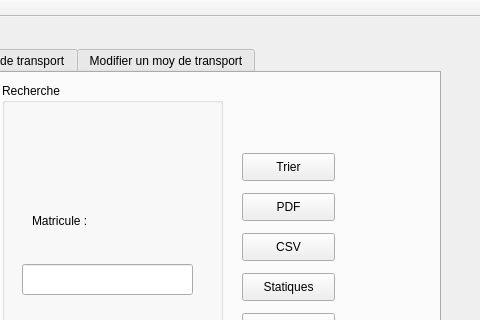
The window that mainwindow.ui (sudo-yassine/project_cpp) describes before a commit, drawn with Qt 5; both pictures show x 500 to 980 and y 0 to 320 of the 980 by 554 pixel window.
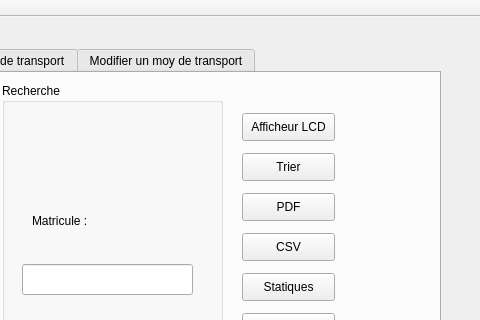
The same window after the commit.

```diff
--- a/mainwindow.ui
+++ b/mainwindow.ui
@@ -336,6 +336,19 @@
        <string/>
       </property>
      </widget>
+     <widget class="QPushButton" name="pbarduino">
+      <property name="geometry">
+       <rect>
+        <x>700</x>
+        <y>40</y>
+        <width>93</width>
+        <height>28</height>
+       </rect>
+      </property>
+      <property name="text">
+       <string>Afficheur LCD</string>
+      </property>
+     </widget>
     </widget>
     <widget class="QWidget" name="tab_3">
      <attribute name="title">
```
